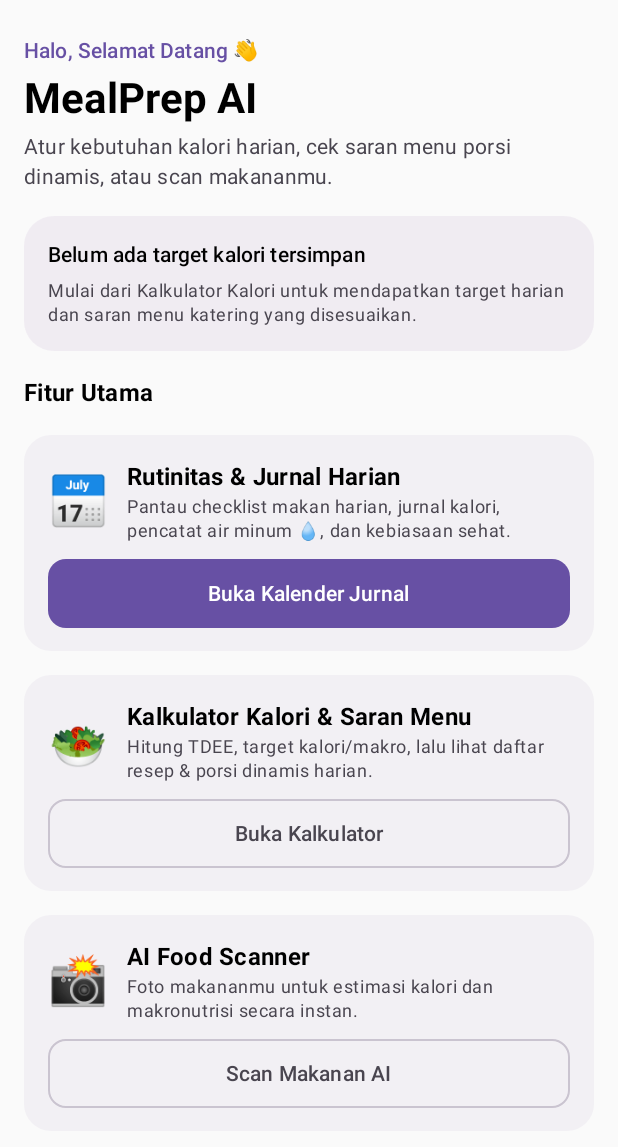
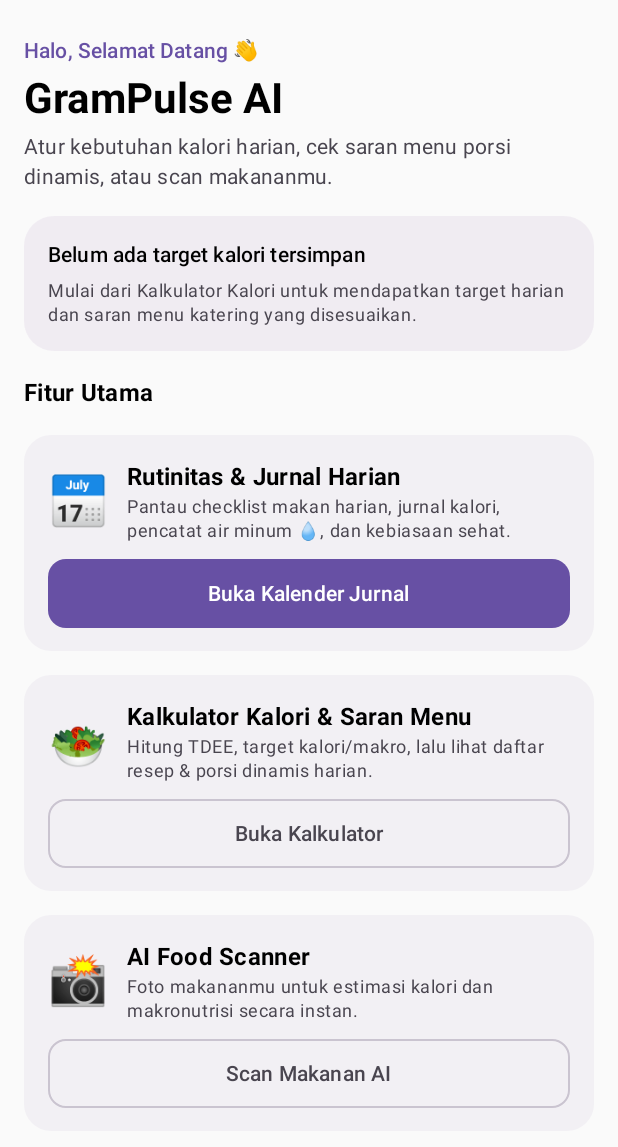
Before and after one commit to agungSketch/mealprep_app, an Android app built with Jetpack Compose: the screen it shows after launch (MainActivity), after a tap on "Lewati", on a phone screen of 412 x 824 dp. Shown: the top 1147 px of the screen. Run offline under Robolectric (Android 15) with nearby library versions, the phone set to English and light mode, and no system bars.

```diff
--- a/androidApp/src/main/res/values/strings.xml
+++ b/androidApp/src/main/res/values/strings.xml
@@ -1,3 +1,3 @@
 <resources>
-    <string name="app_name">MealPrepApp</string>
+    <string name="app_name">GramPulse</string>
 </resources>
--- a/shared/src/commonMain/kotlin/com/example/mealprep/ui/HomeScreen.kt
+++ b/shared/src/commonMain/kotlin/com/example/mealprep/ui/HomeScreen.kt
@@ -41,7 +41,7 @@ fun HomeScreen(
                 color = MaterialTheme.colorScheme.primary
             )
             Text(
-                text = "MealPrep AI",
+                text = "GramPulse AI",
                 style = MaterialTheme.typography.headlineMedium,
                 fontWeight = FontWeight.Bold
             )
```
